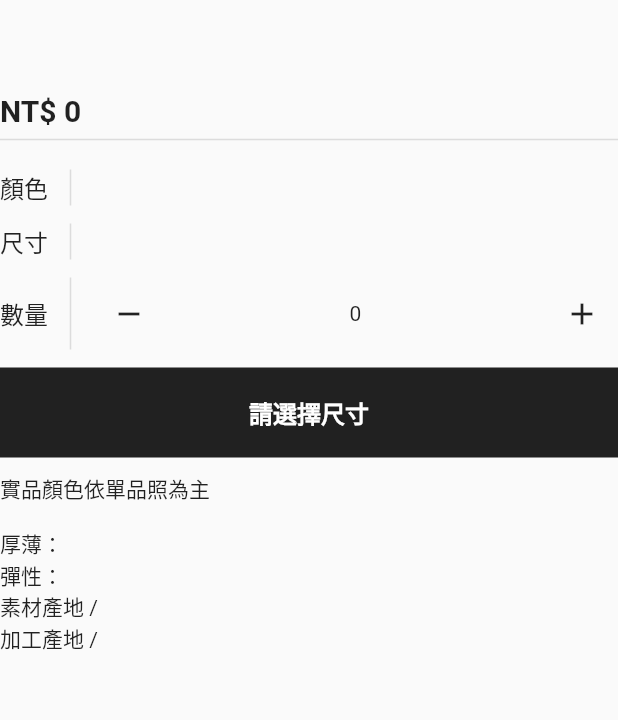
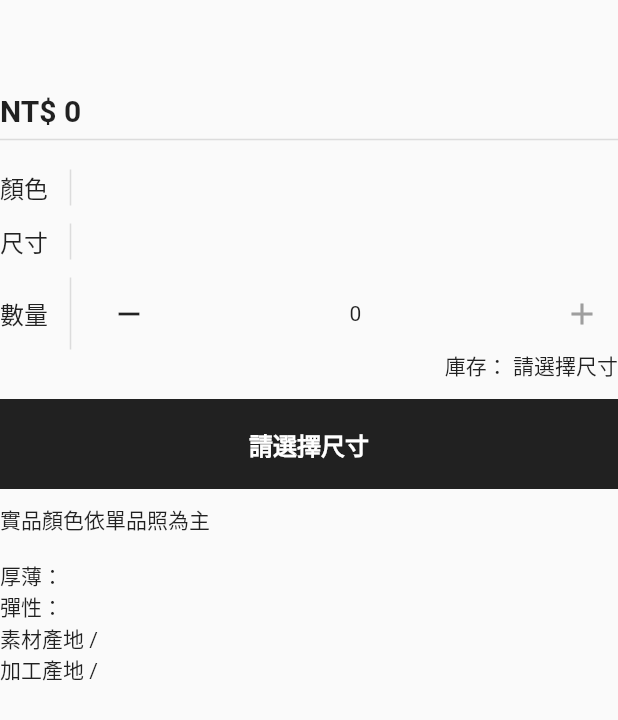
Before and after one commit to gilliankuo/Stylish-Flutter, a Flutter app: the ProductInfoSection widget shown alone on an empty page, opened directly with empty values, after a tap on the "remove" icon, on a phone screen of 412 x 824 dp. Shown: the top 720 px of the screen. Run offline on Flutter 3.47's test engine with Material 2 defaults, Android fonts, the phone set to English and light mode, and no system bars; our stand-ins replace bloc, equatable, flutter_bloc; network calls fail.

Commit message:
add variant and stock depending on size only

```diff
--- a/lib/product_detail/bloc/product_detail_bloc.dart
+++ b/lib/product_detail/bloc/product_detail_bloc.dart
@@ -1,6 +1,7 @@
 import 'package:bloc/bloc.dart';
 import 'package:stylish/product_detail/bloc/product_detail_event.dart';
 import 'package:stylish/product_detail/bloc/product_detail_state.dart';
+import 'package:stylish/product_detail/model/product.dart';
 
 class ProductDetailBloc extends Bloc<ProductDetailEvent, ProductDetailState> {
   ProductDetailBloc() : super(const ProductDetailState()) {
@@ -13,7 +14,7 @@ class ProductDetailBloc extends Bloc<ProductDetailEvent, ProductDetailState> {
     SizeChanged event,
     Emitter<ProductDetailState> emit,
   ) {
-    emit(state.copyWith(size: event.size));
+    emit(state.copyWith(size: event.size, quantity: 1));
   }
 
   void _onQuantityChanged(
@@ -21,7 +22,9 @@ class ProductDetailBloc extends Bloc<ProductDetailEvent, ProductDetailState> {
     Emitter<ProductDetailState> emit,
   ) {
     final newQuantity = state.quantity + event.quantity;
-    if (newQuantity < 0) return;
+    final stock = state.product?.getStock(state.size) ?? 0;
+
+    if (newQuantity < 0 || newQuantity > stock) return;
     emit(state.copyWith(quantity: newQuantity));
   }
 
--- a/lib/product_detail/bloc/product_detail_event.dart
+++ b/lib/product_detail/bloc/product_detail_event.dart
@@ -1,6 +1,6 @@
 import 'package:equatable/equatable.dart';
 
-import '../product.dart';
+import '../model/product.dart';
 
 abstract class ProductDetailEvent extends Equatable {
   const ProductDetailEvent();
--- a/lib/product_detail/bloc/product_detail_state.dart
+++ b/lib/product_detail/bloc/product_detail_state.dart
@@ -1,6 +1,6 @@
 import 'package:equatable/equatable.dart';
 
-import '../product.dart';
+import '../model/product.dart';
 
 class ProductDetailState extends Equatable {
   const ProductDetailState({
@@ -12,6 +12,9 @@ class ProductDetailState extends Equatable {
   final Product? product;
   final ProductSize? size;
   final int quantity;
+
+  get currentStock => product?.getStock(size) ?? 0;
+  get currentStockText => size != null ? '$currentStock' : '請選擇尺寸';
 
   ProductDetailState copyWith({
     Product? product,
--- a/lib/product_detail/product.dart
+++ b/lib/product_detail/model/product.dart
@@ -1,3 +1,5 @@
+import 'package:stylish/product_detail/model/variant.dart';
+
 class Product {
   final String id;
   final String imageUrl;
@@ -13,6 +15,7 @@ class Product {
 
   final List<ProductColor> colors;
   final List<ProductSize> sizes;
+  final List<Variant> variants;
 
   Product(
       {required this.id,
@@ -27,7 +30,8 @@ class Product {
       required this.description,
       required this.colors,
       required this.sizes,
-      required this.descriptionImagesUrl});
+      required this.descriptionImagesUrl,
+      required this.variants});
 }
 
 class ProductColor {
@@ -51,6 +55,15 @@ extension ProductSizeExtension on ProductSize {
       default:
         return '';
     }
+  }
+}
+
+extension ProductExtension on Product {
+  int getStock(ProductSize? selectedSize) {
+    return variants
+        .firstWhere((variant) => variant.size == selectedSize,
+            orElse: () => Variant(ProductSize.small, 0))
+        .stock;
   }
 }
 
@@ -81,5 +94,10 @@ Product createMockProduct() {
         "https://picsum.photos/id/139/800/400",
         "https://picsum.photos/id/89/800/400",
         "https://picsum.photos/id/77/800/400",
+      ],
+      variants: [
+        Variant(ProductSize.small, 3),
+        Variant(ProductSize.medium, 6),
+        Variant(ProductSize.large, 1),
       ]);
 }
--- /dev/null
+++ b/lib/product_detail/model/variant.dart
@@ -0,0 +1,9 @@
+import 'package:stylish/product_detail/model/product.dart';
+
+class Variant {
+  // TODO ProductColor
+  final ProductSize size;
+  final int stock;
+
+  Variant(this.size, this.stock);
+}
--- a/lib/product_detail/product_detail_page.dart
+++ b/lib/product_detail/product_detail_page.dart
@@ -5,7 +5,7 @@ import 'package:stylish/product_detail/bloc/product_detail_bloc.dart';
 import 'package:stylish/product_detail/bloc/product_detail_event.dart';
 import 'package:stylish/product_detail/bloc/product_detail_state.dart';
 
-import 'product.dart';
+import 'model/product.dart';
 import 'product_description_section.dart';
 import 'product_image_section.dart';
 import 'product_info_section.dart';
--- a/lib/product_detail/product_info_section.dart
+++ b/lib/product_detail/product_info_section.dart
@@ -1,7 +1,10 @@
 import 'package:flutter/material.dart';
+import 'package:flutter_bloc/flutter_bloc.dart';
 
 import '../util/color_util.dart';
-import 'product.dart';
+import 'bloc/product_detail_bloc.dart';
+import 'bloc/product_detail_state.dart';
+import 'model/product.dart';
 import 'quantity_stepper.dart';
 import 'size_radio_button.dart';
 
@@ -95,6 +98,15 @@ class ProductInfoSection extends StatelessWidget {
             ],
           ),
         ),
+        IntrinsicHeight(
+          child: Container(
+            alignment: Alignment.centerRight,
+            child: BlocBuilder<ProductDetailBloc, ProductDetailState>(
+                builder: (context, state) {
+              return Text("庫存： ${state.currentStockText}");
+            }),
+          ),
+        ),
         generalPadding,
         FilledButton(
           onPressed: () {},
--- a/lib/product_detail/quantity_stepper.dart
+++ b/lib/product_detail/quantity_stepper.dart
@@ -10,28 +10,33 @@ class QuantityStepper extends StatelessWidget {
 
   @override
   Widget build(BuildContext context) {
+    return BlocBuilder<ProductDetailBloc, ProductDetailState>(
+        builder: (context, state) {
       return Row(
         children: [
           IconButton(
             splashRadius: 16,
-          onPressed: () =>
-              context.read<ProductDetailBloc>().add(const QuantityChanged(-1)),
+            onPressed: () => context
+                .read<ProductDetailBloc>()
+                .add(const QuantityChanged(-1)),
             icon: const Icon(Icons.remove),
           ),
-        BlocBuilder<ProductDetailBloc, ProductDetailState>(
-          buildWhen: (previous, current) =>
-              previous.quantity != current.quantity,
-          builder: (context, state) {
-            return Expanded(child: Center(child: Text("${state.quantity}")));
-          },
-        ),
+          Expanded(child: Center(child: Text("${state.quantity}"))),
           IconButton(
             splashRadius: 16,
-          onPressed: () =>
-              context.read<ProductDetailBloc>().add(const QuantityChanged(1)),
+            onPressed: (state.quantity >= state.currentStock)
+                ? null
+                : () => context
+                    .read<ProductDetailBloc>()
+                    .add(const QuantityChanged(1)),
             icon: const Icon(Icons.add),
+            disabledColor: Colors.grey,
           ),
         ],
       );
+    });
   }
 }
+
+//() =>
+//               context.read<ProductDetailBloc>().add(const QuantityChanged(1)),
--- a/lib/product_detail/size_radio_button.dart
+++ b/lib/product_detail/size_radio_button.dart
@@ -1,7 +1,7 @@
 import 'package:flutter/material.dart';
 import 'package:flutter_bloc/flutter_bloc.dart';
 import 'package:stylish/product_detail/bloc/product_detail_event.dart';
-import 'package:stylish/product_detail/product.dart';
+import 'package:stylish/product_detail/model/product.dart';
 
 import 'bloc/product_detail_bloc.dart';
 import 'bloc/product_detail_state.dart';
```
Lines whose indentation alone changed are shown as unchanged.
